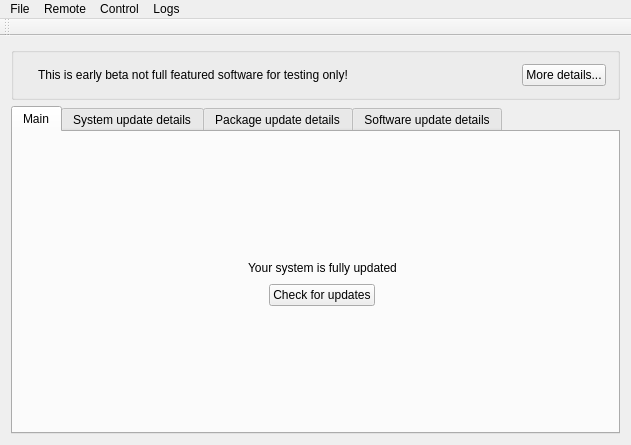
Old version of the form src-qt4/pc-updatecenter/mainwindow.ui in the repository trueos/pcbsd.
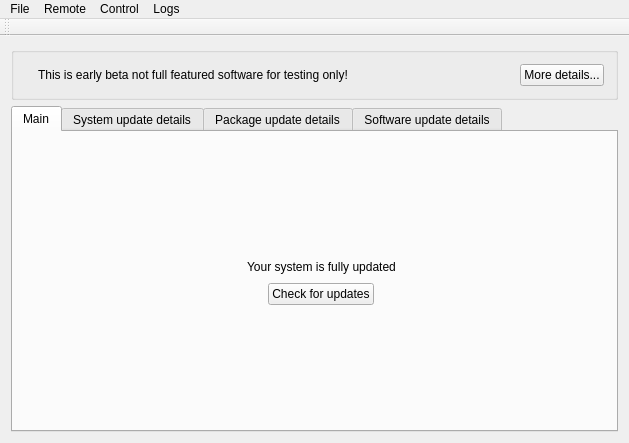
New version of the form. Icons and pictures are not drawn. Custom widgets are drawn as their Qt base class.

Patch:
```diff
--- a/src-qt4/pc-updatecenter/mainwindow.ui
+++ b/src-qt4/pc-updatecenter/mainwindow.ui
@@ -6,8 +6,8 @@
    <rect>
     <x>0</x>
     <y>0</y>
-    <width>631</width>
-    <height>445</height>
+    <width>629</width>
+    <height>443</height>
    </rect>
   </property>
   <property name="windowTitle">
@@ -338,7 +338,7 @@
     <rect>
      <x>0</x>
      <y>0</y>
-     <width>631</width>
+     <width>629</width>
      <height>21</height>
     </rect>
    </property>
```
